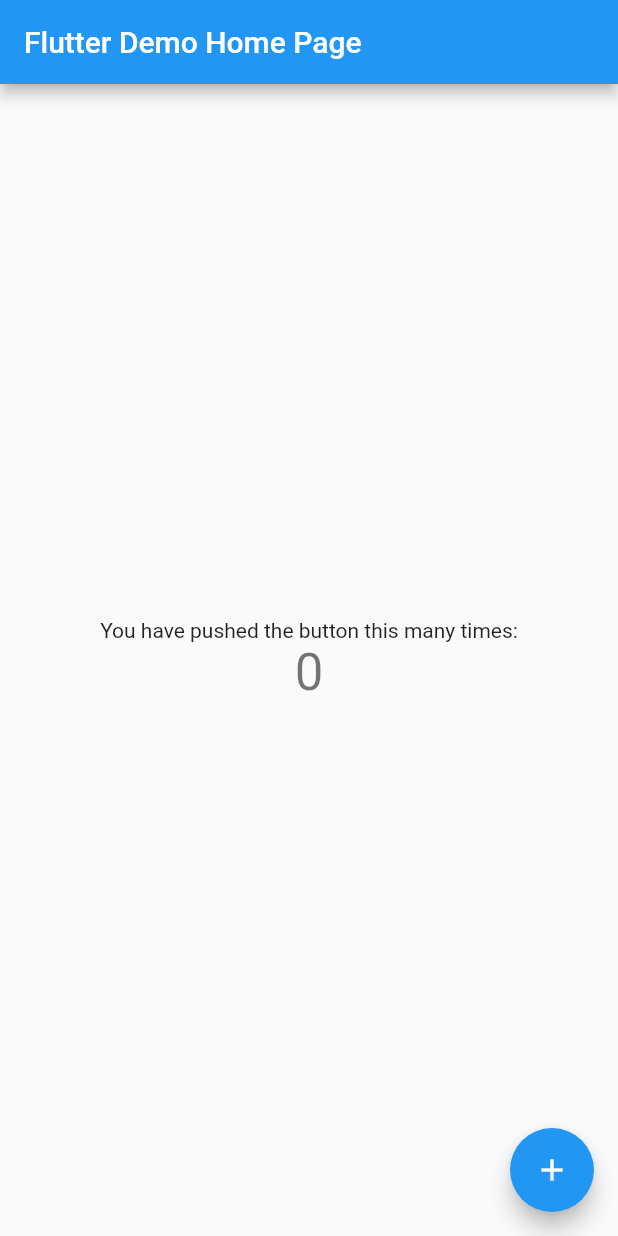
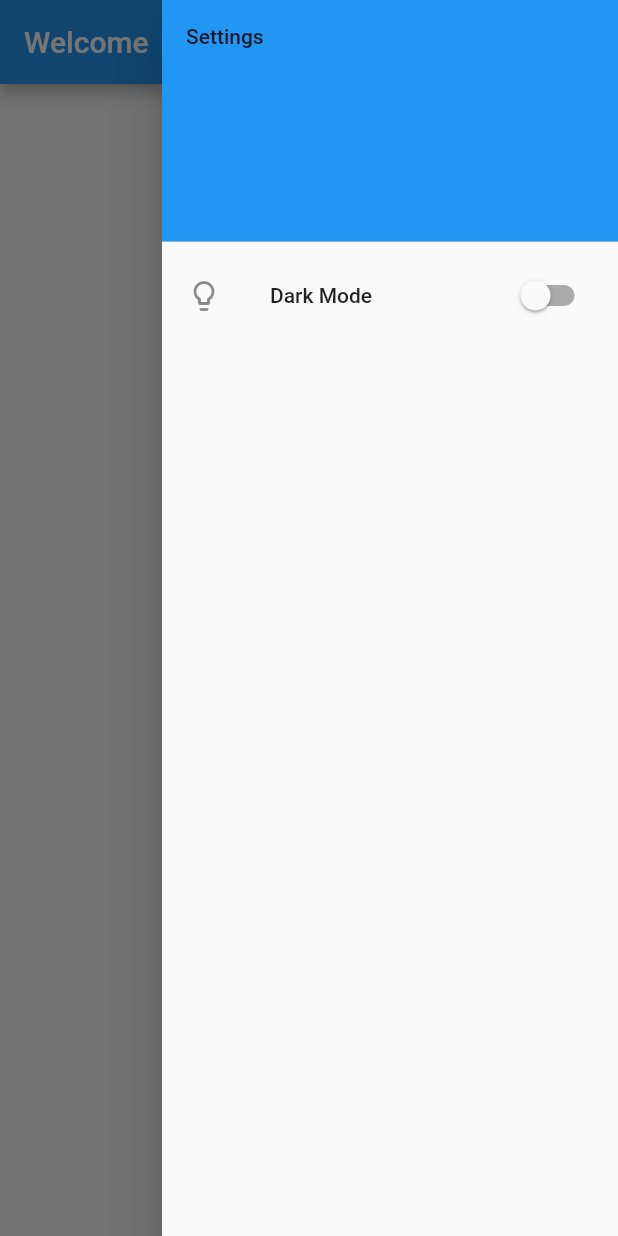
Before and after one commit to hdezgeraldo/CS492_Project4, a Flutter app: the screen it shows after launch, with the side drawer open (before the commit the screen has no drawer), on a phone screen of 412 x 824 dp. Run offline on Flutter 3.47's test engine with Material 2 defaults, Android fonts, the phone set to English and light mode, and no system bars; our stand-ins replace shared_preferences.

Commit message:
Added 'Dark Mode' functionality with persistence using Shared Preference

```diff
--- /dev/null
+++ b/lib/app.dart
@@ -0,0 +1,105 @@
+import 'package:flutter/material.dart';
+import 'package:shared_preferences/shared_preferences.dart';
+import 'screens/new_entry.dart';
+import '../screens/new_entry.dart';
+import '../screens/journal_entries.dart';
+import '../widgets/dark_switch.dart';
+
+class App extends StatefulWidget {
+
+  // static final routes = {
+  //   Welcome.routeName: (context) => Welcome(),
+  //   NewEntry.routeName: (context) => NewEntry()
+  // };
+
+  @override
+  AppState createState() => AppState();
+}
+
+class AppState extends State<App> {
+  late bool lights = false;
+
+  @override
+  Widget build(BuildContext context) {
+    return MaterialApp(
+      title: 'My Journal',
+      theme: getThemeValue(),
+      // routes: App.routes,
+      routes: <String, WidgetBuilder>{
+        '/': (BuildContext context) {
+          return Scaffold(
+            appBar: AppBar(
+              title: const Text('Welcome'),
+              actions: [
+                Builder(
+                  builder: (context) => IconButton(
+                    icon: Icon(Icons.settings),
+                    onPressed: () => Scaffold.of(context).openEndDrawer(),
+                    tooltip: MaterialLocalizations.of(context).openAppDrawerTooltip,
+                  ),
+                ),
+              ],
+            ),
+            body: Center(
+                // child: JournalEntriesScreen()
+            ),
+            floatingActionButton: FloatingActionButton(
+                onPressed: () {
+                  Navigator.of(context).pushNamed(NewEntry.routeName);
+                },
+                child: Icon(Icons.add)
+            ),
+            endDrawer: Drawer(
+
+              child: ListView(
+                padding: EdgeInsets.all(0),
+                children: [
+                  const DrawerHeader(
+                    decoration: BoxDecoration(
+                      color: Colors.blue,
+                    ),
+                    child: Text('Settings'),
+                  ),
+                  Container(
+                      child: DarkThemeSwitch()
+                  )
+                  // SettingsDrawer(),
+                ],
+              ),
+            ),
+            endDrawerEnableOpenDragGesture: false,
+          );
+        },
+      },
+    );
+  }
+
+  void initState() {
+    super.initState();
+    lights = false;
+    _boolLightValue();
+  }
+
+  _boolLightValue() async {
+    final SharedPreferences prefs = await SharedPreferences.getInstance();
+    setState(() {
+      lights = prefs.getBool('lightValue') ?? false;
+    });
+  }
+
+  ThemeData getThemeValue() {
+    if(lights) {
+      return ThemeData.dark();
+    } else {
+      return ThemeData.light();
+    }
+  }
+
+  Future toggleTheme() async {
+    setState(() {
+      lights = !lights;
+    });
+    final SharedPreferences prefs = await SharedPreferences.getInstance();
+    prefs.setBool('lightValue', lights);
+  }
+}
--- a/lib/main.dart
+++ b/lib/main.dart
@@ -1,113 +1,6 @@
 import 'package:flutter/material.dart';
+import 'app.dart';
 
-void main() {
-  runApp(MyApp());
-}
+const String title = 'Week 5 Explorations';
 
-class MyApp extends StatelessWidget {
-  // This widget is the root of your application.
-  @override
-  Widget build(BuildContext context) {
-    return MaterialApp(
-      title: 'Flutter Demo',
-      theme: ThemeData(
-        // This is the theme of your application.
-        //
-        // Try running your application with "flutter run". You'll see the
-        // application has a blue toolbar. Then, without quitting the app, try
-        // changing the primarySwatch below to Colors.green and then invoke
-        // "hot reload" (press "r" in the console where you ran "flutter run",
-        // or simply save your changes to "hot reload" in a Flutter IDE).
-        // Notice that the counter didn't reset back to zero; the application
-        // is not restarted.
-        primarySwatch: Colors.blue,
-      ),
-      home: MyHomePage(title: 'Flutter Demo Home Page'),
-    );
-  }
-}
-
-class MyHomePage extends StatefulWidget {
-  MyHomePage({Key? key, required this.title}) : super(key: key);
-
-  // This widget is the home page of your application. It is stateful, meaning
-  // that it has a State object (defined below) that contains fields that affect
-  // how it looks.
-
-  // This class is the configuration for the state. It holds the values (in this
-  // case the title) provided by the parent (in this case the App widget) and
-  // used by the build method of the State. Fields in a Widget subclass are
-  // always marked "final".
-
-  final String title;
-
-  @override
-  _MyHomePageState createState() => _MyHomePageState();
-}
-
-class _MyHomePageState extends State<MyHomePage> {
-  int _counter = 0;
-
-  void _incrementCounter() {
-    setState(() {
-      // This call to setState tells the Flutter framework that something has
-      // changed in this State, which causes it to rerun the build method below
-      // so that the display can reflect the updated values. If we changed
-      // _counter without calling setState(), then the build method would not be
-      // called again, and so nothing would appear to happen.
-      _counter++;
-    });
-  }
-
-  @override
-  Widget build(BuildContext context) {
-    // This method is rerun every time setState is called, for instance as done
-    // by the _incrementCounter method above.
-    //
-    // The Flutter framework has been optimized to make rerunning build methods
-    // fast, so that you can just rebuild anything that needs updating rather
-    // than having to individually change instances of widgets.
-    return Scaffold(
-      appBar: AppBar(
-        // Here we take the value from the MyHomePage object that was created by
-        // the App.build method, and use it to set our appbar title.
-        title: Text(widget.title),
-      ),
-      body: Center(
-        // Center is a layout widget. It takes a single child and positions it
-        // in the middle of the parent.
-        child: Column(
-          // Column is also a layout widget. It takes a list of children and
-          // arranges them vertically. By default, it sizes itself to fit its
-          // children horizontally, and tries to be as tall as its parent.
-          //
-          // Invoke "debug painting" (press "p" in the console, choose the
-          // "Toggle Debug Paint" action from the Flutter Inspector in Android
-          // Studio, or the "Toggle Debug Paint" command in Visual Studio Code)
-          // to see the wireframe for each widget.
-          //
-          // Column has various properties to control how it sizes itself and
-          // how it positions its children. Here we use mainAxisAlignment to
-          // center the children vertically; the main axis here is the vertical
-          // axis because Columns are vertical (the cross axis would be
-          // horizontal).
-          mainAxisAlignment: MainAxisAlignment.center,
-          children: <Widget>[
-            Text(
-              'You have pushed the button this many times:',
-            ),
-            Text(
-              '$_counter',
-              style: Theme.of(context).textTheme.headline4,
-            ),
-          ],
-        ),
-      ),
-      floatingActionButton: FloatingActionButton(
-        onPressed: _incrementCounter,
-        tooltip: 'Increment',
-        child: Icon(Icons.add),
-      ), // This trailing comma makes auto-formatting nicer for build methods.
-    );
-  }
-}
+void main() => runApp(App());
--- /dev/null
+++ b/lib/widgets/dark_switch.dart
@@ -0,0 +1,45 @@
+import 'package:flutter/material.dart';
+import 'package:shared_preferences/shared_preferences.dart';
+import '../app.dart';
+
+class DarkThemeSwitch extends StatefulWidget {
+
+  DarkThemeSwitch({Key? key}) : super(key: key);
+
+  @override
+  State<DarkThemeSwitch> createState() => _DarkThemeSwitchState();
+}
+
+class _DarkThemeSwitchState extends State<DarkThemeSwitch> {
+  late bool isDark;
+
+  void initState() {
+    super.initState();
+    isDark = false;
+    _boolLightValue();
+  }
+
+  _boolLightValue() async {
+    final SharedPreferences prefs = await SharedPreferences.getInstance();
+    setState(() {
+      isDark = prefs.getBool('lightValue') ?? false;
+    });
+  }
+
+  @override
+  Widget build(BuildContext context) {
+    AppState? appState = context.findAncestorStateOfType<AppState>();
+
+    return SwitchListTile(
+      title: Text('Dark Mode'),
+      value: isDark,
+      onChanged: (value) {
+        setState(() {
+          isDark = value;
+          appState!.toggleTheme();
+        });
+      },
+      secondary: const Icon(Icons.lightbulb_outline),
+    );
+  }
+}
--- a/pubspec.yaml
+++ b/pubspec.yaml
@@ -28,6 +28,7 @@
   # The following adds the Cupertino Icons font to your application.
   # Use with the CupertinoIcons class for iOS style icons.
   cupertino_icons: ^1.0.2
+  shared_preferences: ^2.0.6
 
 dev_dependencies:
   flutter_test:
```
Also changed, not shown: lib/screens/journal_entries.dart (added, +32 -0 lines), lib/screens/new_entry.dart (added, +16 -0 lines), lib/screens/welcome.dart (added, +38 -0 lines), lib/widgets/journal_entry_form.dart (added, +90 -0 lines), lib/widgets/journal_scaffold.dart (added, +18 -0 lines), lib/widgets/settings_drawer.dart (added, +31 -0 lines), lib/widgets/theme_manager.dart (added, +20 -0 lines), lib/db/database.dart (added), lib/models/journal.dart (added), lib/models/journal_entry.dart (added), pubspec.lock, 7 other files.
